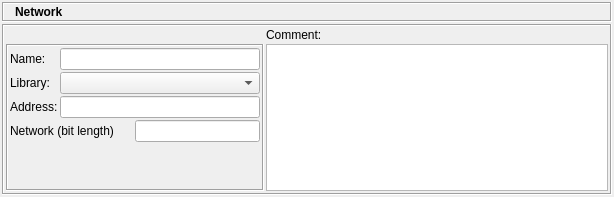
Qt form src/gui/networkdialogipv6_q.ui (fwbuilder/fwbuilder) before a commit.
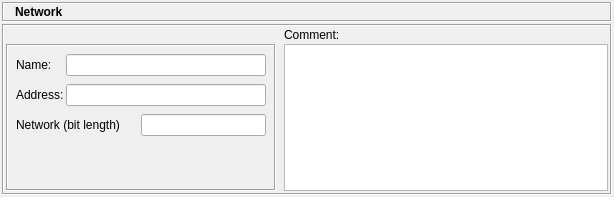
The same form after that commit. Icons and pictures are not drawn.

Commit message: Removed "Library" from all object dialogs; some dialogs tidying

```diff
--- a/src/gui/networkdialogipv6_q.ui
+++ b/src/gui/networkdialogipv6_q.ui
@@ -174,7 +174,7 @@
          <number>2</number>
         </property>
         <property name="horizontalSpacing" >
-         <number>2</number>
+         <number>8</number>
         </property>
         <property name="verticalSpacing" >
          <number>2</number>
@@ -224,22 +224,22 @@
           </property>
           <layout class="QGridLayout" >
            <property name="leftMargin" >
-            <number>2</number>
+            <number>8</number>
            </property>
            <property name="topMargin" >
-            <number>2</number>
+            <number>8</number>
            </property>
            <property name="rightMargin" >
-            <number>2</number>
+            <number>8</number>
            </property>
            <property name="bottomMargin" >
-            <number>2</number>
+            <number>8</number>
            </property>
            <property name="horizontalSpacing" >
             <number>2</number>
            </property>
            <property name="verticalSpacing" >
-            <number>2</number>
+            <number>8</number>
            </property>
            <item row="0" column="0" >
             <widget class="QLabel" name="textLabel1" >
@@ -267,32 +267,6 @@
              </property>
             </widget>
            </item>
-           <item row="1" column="0" >
-            <widget class="QLabel" name="textLabel1_2" >
-             <property name="text" >
-              <string>Library:</string>
-             </property>
-             <property name="wordWrap" >
-              <bool>false</bool>
-             </property>
-            </widget>
-           </item>
-           <item row="1" column="1" >
-            <widget class="QComboBox" name="libs" >
-             <property name="sizePolicy" >
-              <sizepolicy vsizetype="Fixed" hsizetype="Preferred" >
-               <horstretch>0</horstretch>
-               <verstretch>0</verstretch>
-              </sizepolicy>
-             </property>
-             <property name="minimumSize" >
-              <size>
-               <width>200</width>
-               <height>0</height>
-              </size>
-             </property>
-            </widget>
-           </item>
            <item row="2" column="0" >
             <widget class="QLabel" name="textLabel2_2" >
              <property name="text" >
```
Left out of the diff: 1 changed line with no effect on the pictures. The commit also changes 41 other files.
